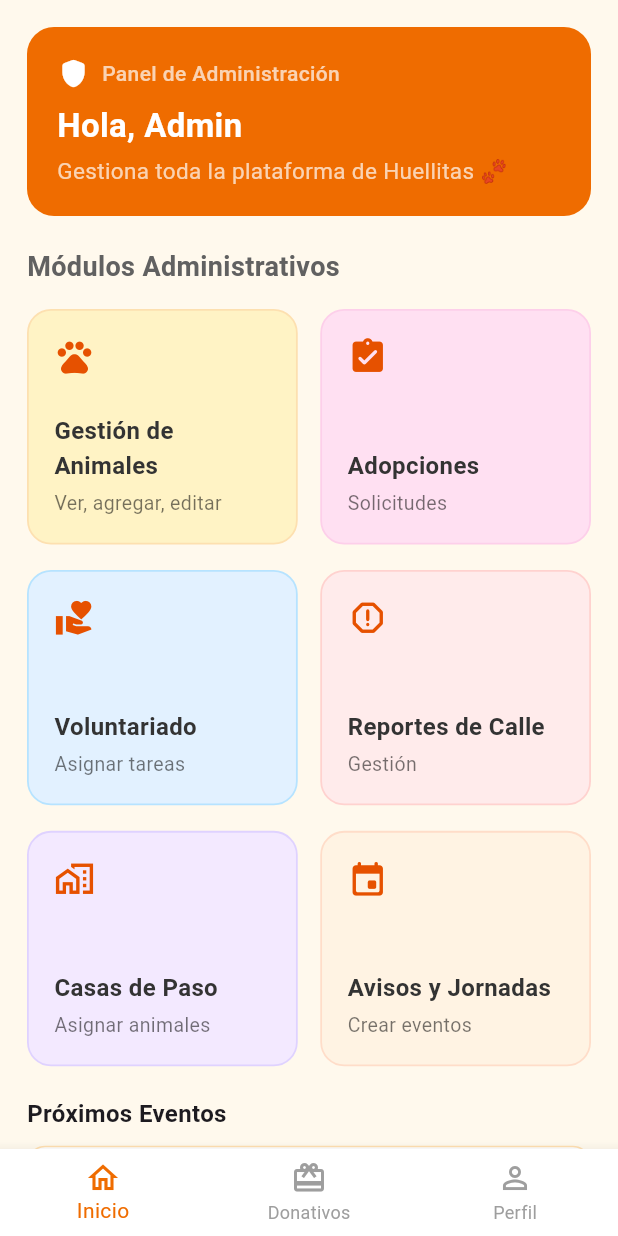
After one commit to luaroca/HuellitAPPmovil, a Flutter app: the AdminHomeView screen opened by its route, on a phone screen of 412 x 824 dp. The commit adds this screen. Run offline on Flutter 3.47's test engine with Material 3 defaults, Android fonts, the phone set to English and light mode, and no system bars; our stand-ins replace cloud_firestore, firebase_auth, firebase_core, get; accounts and stored records are empty; network calls fail.

Commit message:
adminpanel funcional

```diff
--- a/lib/controllers/auth_controller.dart
+++ b/lib/controllers/auth_controller.dart
@@ -45,7 +45,7 @@ Future<void> login(String email, String password) async {
           final nombreUsuario = data['nombres'] ?? 'Usuario';
           final role = data['role'] ?? 'user';
           if (role == 'admin') {
-          Get.offAllNamed('/adminHome');
+            Get.offAllNamed('/adminHome', arguments: {'adminName': nombreUsuario});
           } else {
             Get.offAllNamed('/userHome', arguments: {'userName': nombreUsuario});
           }
@@ -58,7 +58,6 @@ Future<void> login(String email, String password) async {
           backgroundColor: Colors.red, colorText: Colors.white);
     }
   }
-
 
   Future<void> register({
     required String email,
@@ -73,7 +72,6 @@ Future<void> register({
         password: password,
       );
       if (userCredential.user != null) {
-      // Aquí defines el modelo UserModel según tu estructura
         final userDoc = {
           'uid': userCredential.user!.uid,
           'email': email,
--- /dev/null
+++ b/lib/vistas/adminHome/admin_home_view.dart
@@ -0,0 +1,280 @@
+import 'package:flutter/material.dart';
+import 'package:get/get.dart';
+import 'package:huellitas/controllers/auth_controller.dart';
+
+class AdminHomeView extends StatelessWidget {
+  final String adminName;
+  const AdminHomeView({Key? key, required this.adminName}) : super(key: key);
+
+  @override
+  Widget build(BuildContext context) {
+    final AuthController authController = Get.find();
+
+    return Scaffold(
+      backgroundColor: const Color(0xFFFFF9ED),
+      body: SafeArea(
+        child: SingleChildScrollView(
+          padding: const EdgeInsets.all(18.0),
+          child: Column(
+            crossAxisAlignment: CrossAxisAlignment.start,
+            children: [
+              // Panel superior de saludo admin
+              Container(
+                width: double.infinity,
+                padding: const EdgeInsets.all(20),
+                margin: const EdgeInsets.only(bottom: 18),
+                decoration: BoxDecoration(
+                  color: Colors.orange[800],
+                  borderRadius: BorderRadius.circular(18),
+                ),
+                child: Row(
+                  crossAxisAlignment: CrossAxisAlignment.start,
+                  children: [
+                    Expanded(
+                      child: Column(
+                        crossAxisAlignment: CrossAxisAlignment.start,
+                        children: [
+                          Row(
+                            children: const [
+                              Icon(Icons.shield_rounded, color: Colors.white, size: 22),
+                              SizedBox(width: 8),
+                              Text(
+                                'Panel de Administración',
+                                style: TextStyle(
+                                  color: Colors.white70,
+                                  fontWeight: FontWeight.w500,
+                                  fontSize: 14,
+                                ),
+                              )
+                            ],
+                          ),
+                          const SizedBox(height: 8),
+                          Text(
+                            'Hola, $adminName',
+                            style: const TextStyle(
+                              color: Colors.white,
+                              fontWeight: FontWeight.w700,
+                              fontSize: 22,
+                            ),
+                          ),
+                          const SizedBox(height: 4),
+                          const Text(
+                            'Gestiona toda la plataforma de Huellitas 🐾',
+                            style: TextStyle(
+                              color: Colors.white70,
+                              fontSize: 15,
+                            ),
+                          ),
+                        ],
+                      ),
+                    ),
+                  ],
+                ),
+              ),
+              const SizedBox(height: 3),
+              const Text(
+                'Módulos Administrativos',
+                style: TextStyle(
+                  fontWeight: FontWeight.w600,
+                  fontSize: 18,
+                  color: Color(0xff616161),
+                ),
+              ),
+              const SizedBox(height: 15),
+              // === GRID DE MÓDULOS ===
+              GridView.count(
+                crossAxisCount: 2,
+                padding: EdgeInsets.zero,
+                crossAxisSpacing: 15,
+                mainAxisSpacing: 17,
+                childAspectRatio: 1.15, // Más altura para evitar overflow
+                physics: const NeverScrollableScrollPhysics(),
+                shrinkWrap: true,
+                children: [
+                  _ModuleCard(
+                    icon: Icons.pets,
+                    label: 'Gestión de Animales',
+                    subtitle: 'Ver, agregar, editar',
+                    bgColor: const Color(0xFFFFF3C5),
+                    borderColor: const Color(0xFFFDE0B0),
+                    onTap: () {},
+                  ),
+                  _ModuleCard(
+                    icon: Icons.assignment_turned_in_rounded,
+                    label: 'Adopciones',
+                    subtitle: 'Solicitudes',
+                    bgColor: const Color(0xFFFFE0F2),
+                    borderColor: const Color(0xFFFDCFEA),
+                    onTap: () {},
+                  ),
+                  _ModuleCard(
+                    icon: Icons.volunteer_activism,
+                    label: 'Voluntariado',
+                    subtitle: 'Asignar tareas',
+                    bgColor: const Color(0xFFE2F1FF),
+                    borderColor: const Color(0xFFB6E3FF),
+                    onTap: () {},
+                  ),
+                  _ModuleCard(
+                    icon: Icons.report_gmailerrorred_rounded,
+                    label: 'Reportes de Calle',
+                    subtitle: 'Gestión',
+                    bgColor: const Color(0xFFFFEBEB),
+                    borderColor: const Color(0xFFFFD2CF),
+                    onTap: () {},
+                  ),
+                  _ModuleCard(
+                    icon: Icons.home_work_outlined,
+                    label: 'Casas de Paso',
+                    subtitle: 'Asignar animales',
+                    bgColor: const Color(0xFFF3E9FF),
+                    borderColor: const Color(0xFFDFD2FF),
+                    onTap: () {},
+                  ),
+                  _ModuleCard(
+                    icon: Icons.event_rounded,
+                    label: 'Avisos y Jornadas',
+                    subtitle: 'Crear eventos',
+                    bgColor: const Color(0xFFFFF3E3),
+                    borderColor: const Color(0xFFFFDDC9),
+                    onTap: () {},
+                  ),
+                ],
+              ),
+              const SizedBox(height: 20),
+              const Text(
+                'Próximos Eventos',
+                style: TextStyle(fontSize: 16, fontWeight: FontWeight.w600),
+              ),
+              const SizedBox(height: 10),
+              Container(
+                height: 100,
+                width: double.infinity,
+                alignment: Alignment.center,
+                decoration: BoxDecoration(
+                  color: Colors.white,
+                  borderRadius: BorderRadius.circular(12),
+                  border: Border.all(color: Colors.orange.shade100),
+                ),
+                child: const Text(
+                  'Aún no hay eventos programados.',
+                  style: TextStyle(color: Colors.grey),
+                ),
+              ),
+            ],
+          ),
+        ),
+      ),
+      // === NAVBAR INFERIOR ===
+      bottomNavigationBar: BottomNavigationBar(
+        backgroundColor: Colors.white,
+        type: BottomNavigationBarType.fixed,
+        items: const [
+          BottomNavigationBarItem(
+            icon: Icon(Icons.home_outlined),
+            label: 'Inicio',
+          ),
+          BottomNavigationBarItem(
+            icon: Icon(Icons.card_giftcard),
+            label: 'Donativos',
+          ),
+          BottomNavigationBarItem(
+            icon: Icon(Icons.person_outline),
+            label: 'Perfil',
+          ),
+        ],
+        currentIndex: 0,
+        onTap: (index) async {
+          if (index == 2) {
+            final user = authController.auth.currentUser;
+            if (user != null) {
+              final doc = await authController.firestore.collection('users').doc(user.uid).get();
+              final data = doc.data();
+              if (data != null) {
+                Get.toNamed(
+                  '/userProfile',
+                  arguments: {
+                    'nombre': data['nombres'] ?? '',
+                    'correo': data['email'] ?? '',
+                    'telefono': data['telefono'] ?? '',
+                    'esAdmin': (data['role'] ?? '') == 'admin',
+                  },
+                );
+              }
+            }
+          }
+        },
+        selectedItemColor: Colors.orange[800],
+        unselectedItemColor: Colors.grey,
+      ),
+    );
+  }
+}
+
+class _ModuleCard extends StatelessWidget {
+  final IconData icon;
+  final String label;
+  final String subtitle;
+  final Color bgColor;
+  final Color borderColor;
+  final VoidCallback onTap;
+
+  const _ModuleCard({
+    Key? key,
+    required this.icon,
+    required this.label,
+    required this.subtitle,
+    required this.bgColor,
+    required this.borderColor,
+    required this.onTap,
+  }) : super(key: key);
+
+  @override
+  Widget build(BuildContext context) {
+    return InkWell(
+      borderRadius: BorderRadius.circular(16),
+      onTap: onTap,
+      child: Container(
+        padding: const EdgeInsets.all(17),
+        decoration: BoxDecoration(
+          color: bgColor,
+          borderRadius: BorderRadius.circular(16),
+          border: Border.all(color: borderColor, width: 1.2),
+        ),
+        child: LayoutBuilder(
+          builder: (context, constraints) {
+            return Column(
+              mainAxisAlignment: MainAxisAlignment.spaceBetween,
+              crossAxisAlignment: CrossAxisAlignment.start,
+              children: [
+                Icon(icon, color: Colors.orange[900], size: 27),
+                Column(
+                  crossAxisAlignment: CrossAxisAlignment.start,
+                  children: [
+                    Text(
+                      label,
+                      style: const TextStyle(
+                        fontWeight: FontWeight.w600,
+                        fontSize: 16,
+                        color: Color(0xff333333),
+                      ),
+                    ),
+                    const SizedBox(height: 4),
+                    Text(
+                      subtitle,
+                      style: const TextStyle(
+                        color: Colors.black54,
+                        fontSize: 13,
+                        fontWeight: FontWeight.w400,
+                      ),
+                    ),
+                  ],
+                ),
+              ],
+            );
+          },
+        ),
+      ),
+    );
+  }
+}
--- a/lib/vistas/loginform/login.dart
+++ b/lib/vistas/loginform/login.dart
@@ -14,6 +14,7 @@ class LoginView extends StatelessWidget {
   @override
   Widget build(BuildContext context) {
     return Scaffold(
+      backgroundColor: const Color(0xFFFFF9ED),
       body: Center(
         child: SingleChildScrollView(
           child: Padding(
@@ -44,12 +45,13 @@ class LoginView extends StatelessWidget {
 
                 // Login form
                 Container(
+
                   decoration: BoxDecoration(
                     borderRadius: BorderRadius.circular(16),
-                    color: Colors.white,
+                    color: const Color(0xFFFFF9ED),
                     boxShadow: [
                       BoxShadow(
-                          color: Colors.grey.withOpacity(0.13),
+                          color: const Color.fromARGB(255, 6, 1, 26).withOpacity(0.13),
                           offset: Offset(0, 2),
                           blurRadius: 10)
                     ],
--- a/lib/vistas/registrofm/register.dart
+++ b/lib/vistas/registrofm/register.dart
@@ -16,6 +16,7 @@ class RegisterView extends StatelessWidget {
   @override
   Widget build(BuildContext context) {
     return Scaffold(
+      backgroundColor: const Color(0xFFFFF9ED),
       body: Center(
         child: SingleChildScrollView(
           child: Padding(
```
Also changed, not shown: lib/main.dart (+23 -0 lines), lib/vistas/home/home_view.dart (+32 -21 lines), lib/vistas/perfilusuariofrm/PerfilUsuariovista.dart (added, +187 -0 lines). Lines whose indentation alone changed are shown as unchanged.
